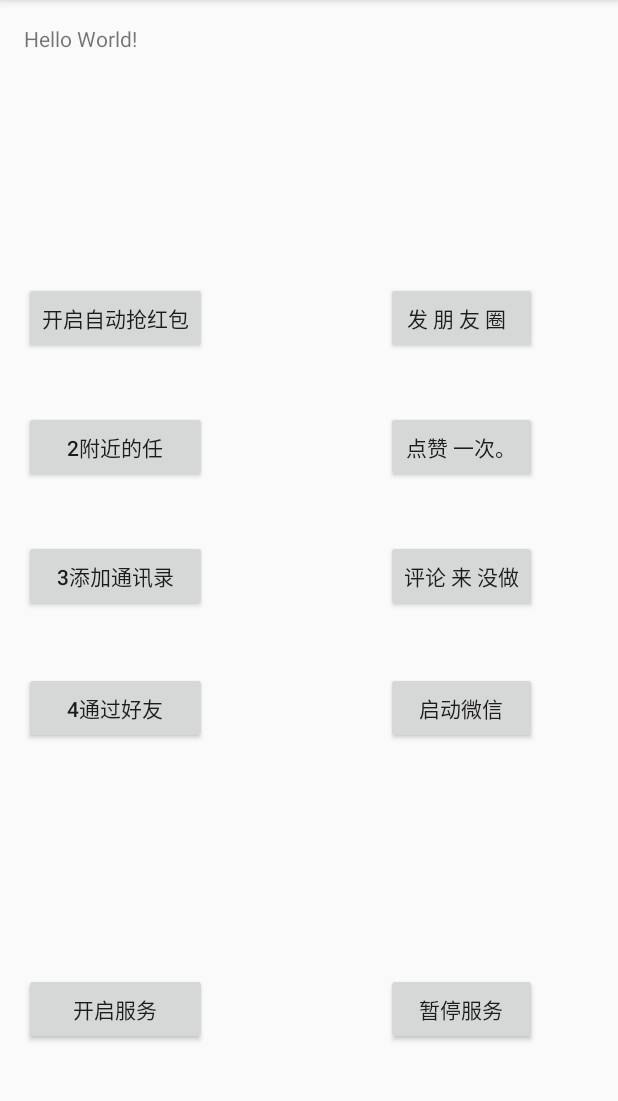
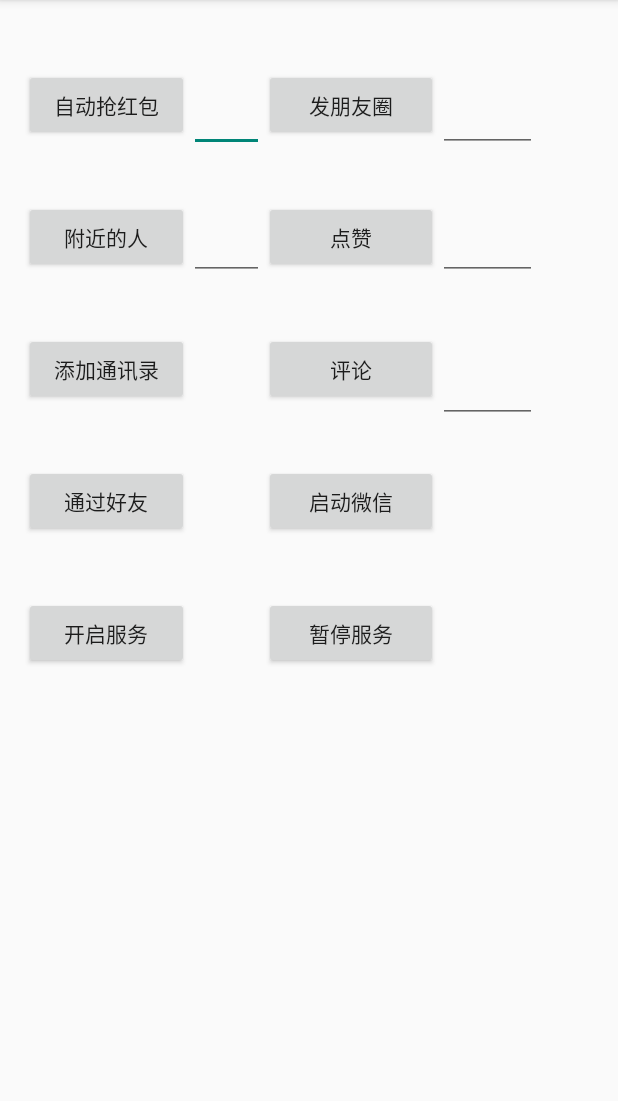
Before and after one commit to xia45399/weixin, an Android app: the screen it shows after launch (MainActivity), on a phone screen of 412 x 824 dp, the part 84-1185 px from its top. Run offline under Robolectric (Android 15) with nearby library versions, the phone set to English and light mode, and no system bars.

Commit message:
新的布局

```diff
--- a/app/src/main/java/com/example/xia/weixin/MainActivity.java
+++ b/app/src/main/java/com/example/xia/weixin/MainActivity.java
@@ -28,34 +28,34 @@ public class MainActivity extends ActionBarActivity {
         setTitle("微信自动化"+version);
         setContentView(R.layout.activity_main);
         this.context=this;
-        findViewById(R.id.service_button).setOnClickListener(new View.OnClickListener() {
+        findViewById(R.id.button9).setOnClickListener(new View.OnClickListener() {
             @Override
             public void onClick(View v) {
                 openService();
             }
         });
-        findViewById(R.id.button1).setOnClickListener(new View.OnClickListener() {
+        findViewById(R.id.button9).setOnClickListener(new View.OnClickListener() {
             @Override
             public void onClick(View v) {
                 //自动抢红包
              startService(1);
             }
         });
-        findViewById(R.id.button2).setOnClickListener(new View.OnClickListener() {
+        findViewById(R.id.button9).setOnClickListener(new View.OnClickListener() {
             @Override
             public void onClick(View v) {
                 //附近的人
                 startService(2);
             }
         });
-        findViewById(R.id.button3).setOnClickListener(new View.OnClickListener() {
+        findViewById(R.id.button9).setOnClickListener(new View.OnClickListener() {
             @Override
             public void onClick(View v) {
                 //通讯录
                 startService(3);
             }
         });
-        findViewById(R.id.button4).setOnClickListener(new View.OnClickListener() {
+        findViewById(R.id.button9).setOnClickListener(new View.OnClickListener() {
             @Override
             public void onClick(View v) {
                 //通过好友
@@ -91,7 +91,7 @@ public class MainActivity extends ActionBarActivity {
                 startMM();
             }
         });
-        findViewById(R.id.button0).setOnClickListener(new View.OnClickListener() {
+        findViewById(R.id.button9).setOnClickListener(new View.OnClickListener() {
             @Override
             public void onClick(View v) {
                 //暂停服务
@@ -132,7 +132,7 @@ public void myToast(String msg)
             startMM();
         }
         else {
-            myToast("开");
+            showOpenAccessibilityServiceDialog();
         }
 
     }
@@ -166,28 +166,12 @@ public void myToast(String msg)
         // automatically handle clicks on the Home/Up button, so long
         // as you specify a parent activity in AndroidManifest.xml.
         int id = item.getItemId();
-        myToast(id+"");
         //noinspection SimplifiableIfStatement
         if (id == R.id.action_settings) {
             myToast("触发设置："+ R.id.action_settings);
             return true;
         }
 
-        if(id==1)
-        {
-            myToast("触发设置");
-            Intent intent=new Intent(this,settingActivity.class);
-            context.startActivity(intent);
-        }
-
-        if(id==2)
-        { myToast("触发about");
-            Intent intent=new Intent(this,aboutMeActivity.class);
-            startActivity(intent);
-
-        }
-
-
         return super.onOptionsItemSelected(item);
     }
 
--- a/app/src/main/res/layout/activity_main.xml
+++ b/app/src/main/res/layout/activity_main.xml
@@ -9,131 +9,195 @@
     android:paddingTop="@dimen/activity_vertical_margin"
     tools:context="com.example.xia.weixin.MainActivity">
 
-    <TextView
-        android:layout_width="wrap_content"
-        android:layout_height="wrap_content"
-        android:text="Hello World!"
-        android:id="@+id/textView" />
+    <LinearLayout
+        android:orientation="horizontal"
+        android:layout_width="match_parent"
+        android:layout_height="match_parent"
+        android:id="@+id/linearLayout"
+        android:weightSum="1">
 
-    <Button
-        android:layout_width="wrap_content"
-        android:layout_height="wrap_content"
-        android:text="开启服务"
-        android:id="@+id/service_button"
-        android:layout_marginBottom="55dp"
-        android:layout_alignParentBottom="true"
-        android:layout_alignRight="@+id/button3"
-        android:layout_alignEnd="@+id/button3"
-        android:layout_alignParentLeft="true"
-        android:layout_alignParentStart="true" />
+        <LinearLayout
+            android:orientation="vertical"
+            android:layout_width="110dp"
+            android:layout_height="match_parent">
 
             <Button
                 style="?android:attr/buttonStyleSmall"
-        android:layout_width="wrap_content"
+                android:layout_width="110dp"
                 android:layout_height="wrap_content"
-        android:text="3添加通讯录"
-        android:id="@+id/button3"
-        android:layout_centerVertical="true"
-        android:layout_alignParentLeft="true"
-        android:layout_alignParentStart="true"
-        android:layout_alignRight="@+id/button2"
-        android:layout_alignEnd="@+id/button2" />
+                android:layout_marginTop="30dp"
+                android:text="自动抢红包"
+                android:id="@+id/da" />
 
             <Button
                 style="?android:attr/buttonStyleSmall"
-        android:layout_width="wrap_content"
+                android:layout_width="110dp"
                 android:layout_height="wrap_content"
-        android:text="暂停服务"
-        android:id="@+id/button0"
-        android:layout_alignTop="@+id/service_button"
-        android:layout_alignLeft="@+id/button7"
-        android:layout_alignStart="@+id/button7"
-        android:layout_alignRight="@+id/button8"
-        android:layout_alignEnd="@+id/button8"/>
+                android:layout_marginTop="40dp"
+                android:text="附近的人"
+                android:id="@+id/button9" />
 
             <Button
                 style="?android:attr/buttonStyleSmall"
-        android:layout_width="wrap_content"
+                android:layout_width="110dp"
                 android:layout_height="wrap_content"
-        android:text="开启自动抢红包"
-        android:id="@+id/button1"
-        android:layout_above="@+id/button2"
-        android:layout_alignParentLeft="true"
-        android:layout_alignParentStart="true"
-        android:layout_marginBottom="38dp" />
+                android:layout_marginTop="40dp"
+                android:text="添加通讯录"
+                android:id="@+id/button10" />
 
             <Button
                 style="?android:attr/buttonStyleSmall"
-        android:layout_width="wrap_content"
+                android:layout_width="110dp"
                 android:layout_height="wrap_content"
-        android:text="2附近的任"
-        android:id="@+id/button2"
-        android:layout_marginBottom="38dp"
-        android:layout_above="@+id/button3"
-        android:layout_alignParentLeft="true"
-        android:layout_alignParentStart="true"
-        android:layout_alignRight="@+id/button1"
-        android:layout_alignEnd="@+id/button1" />
+                android:layout_marginTop="40dp"
+                android:text="通过好友"
+                android:id="@+id/button11" />
 
             <Button
                 style="?android:attr/buttonStyleSmall"
-        android:layout_width="wrap_content"
+                android:layout_width="110dp"
                 android:layout_height="wrap_content"
-        android:text="发 朋 友 圈  "
-        android:id="@+id/button5"
-        android:layout_alignTop="@+id/button1"
-        android:layout_alignLeft="@+id/button6"
-        android:layout_alignStart="@+id/button6"
-        android:layout_alignRight="@+id/button6"
-        android:layout_alignEnd="@+id/button6"/>
+                android:layout_marginTop="40dp"
+                android:text="开启服务"
+                android:id="@+id/button12" />
+        </LinearLayout>
+
+        <LinearLayout
+            android:orientation="vertical"
+            android:layout_width="50dp"
+            android:layout_height="match_parent">
+
+            <EditText
+                android:layout_width="50dp"
+                android:layout_height="wrap_content"
+                android:layout_marginTop="40dp"
+                android:inputType="numberSigned"
+                android:ems="10"
+                android:id="@+id/editText5" />
+
+            <EditText
+                android:layout_width="50dp"
+                android:layout_height="wrap_content"
+                android:inputType="numberSigned"
+                android:layout_marginTop="40dp"
+                android:ems="10"
+                android:id="@+id/editText6" />
+
+            <EditText
+                android:layout_width="0dp"
+                android:layout_height="wrap_content"
+                android:inputType="numberSigned"
+                android:layout_marginTop="50dp"
+                android:ems="10"
+                android:id="@+id/editText7" />
+
+            <EditText
+                android:layout_width="0dp"
+                android:layout_height="wrap_content"
+                android:layout_marginTop="40dp"
+                android:inputType="numberSigned"
+                android:ems="10"
+                android:id="@+id/editText8" />
+
+            <EditText
+                android:layout_width="0dp"
+                android:layout_height="wrap_content"
+                android:inputType="numberSigned"
+                android:layout_marginTop="50dp"
+                android:ems="10"
+                android:id="@+id/editText9" />
+        </LinearLayout>
+
+        <LinearLayout
+            android:orientation="vertical"
+            android:layout_width="116dp"
+            android:layout_height="match_parent">
+            <Button
+                style="?android:attr/buttonStyleSmall"
+                android:layout_width="116dp"
+                android:layout_height="wrap_content"
+                android:layout_marginTop="30dp"
+                android:text="发朋友圈"
+                android:id="@+id/button5" />
 
             <Button
                 style="?android:attr/buttonStyleSmall"
-        android:layout_width="wrap_content"
+                android:layout_width="116dp"
                 android:layout_height="wrap_content"
-        android:text="点赞 一次。"
-        android:id="@+id/button6"
-        android:layout_alignTop="@+id/button2"
-        android:layout_alignLeft="@+id/button7"
-        android:layout_alignStart="@+id/button7"
-        android:layout_alignRight="@+id/button7"
-        android:layout_alignEnd="@+id/button7"/>
+                android:layout_marginTop="40dp"
+                android:text="点赞"
+                android:id="@+id/button6" />
 
             <Button
                 style="?android:attr/buttonStyleSmall"
-        android:layout_width="wrap_content"
+                android:layout_width="116dp"
                 android:layout_height="wrap_content"
-        android:text="评论 来 没做"
-        android:id="@+id/button7"
-        android:layout_centerVertical="true"
-        android:layout_alignParentRight="true"
-        android:layout_alignParentEnd="true"
-        android:layout_marginRight="38dp"
-        android:layout_marginEnd="38dp"/>
+                android:layout_marginTop="40dp"
+                android:text="评论"
+                android:id="@+id/button7" />
 
             <Button
                 style="?android:attr/buttonStyleSmall"
-        android:layout_width="wrap_content"
+                android:layout_width="116dp"
                 android:layout_height="wrap_content"
-        android:text="4通过好友"
-        android:id="@+id/button4"
-        android:layout_alignTop="@+id/button8"
-        android:layout_alignParentLeft="true"
-        android:layout_alignParentStart="true"
-        android:layout_alignRight="@+id/button3"
-        android:layout_alignEnd="@+id/button3" />
+                android:layout_marginTop="40dp"
+                android:text="启动微信"
+                android:id="@+id/button8" />
 
             <Button
                 style="?android:attr/buttonStyleSmall"
-        android:layout_width="wrap_content"
+                android:layout_width="116dp"
                 android:layout_height="wrap_content"
-        android:text="启动微信"
-        android:id="@+id/button8"
-        android:layout_below="@+id/button7"
                 android:layout_marginTop="40dp"
-        android:layout_alignLeft="@+id/button7"
-        android:layout_alignStart="@+id/button7"
-        android:layout_alignRight="@+id/button7"
-        android:layout_alignEnd="@+id/button7"/>
+                android:text="暂停服务"
+                android:id="@+id/button12sa" />
+        </LinearLayout>
+
+        <LinearLayout
+            android:orientation="vertical"
+            android:layout_width="66dp"
+            android:layout_height="match_parent">
+            <EditText
+                android:layout_width="66dp"
+                android:layout_height="wrap_content"
+                android:layout_marginTop="40dp"
+                android:inputType="numberSigned"
+                android:ems="10"
+                android:id="@+id/editText51" />
+
+            <EditText
+                android:layout_width="66dp"
+                android:layout_height="wrap_content"
+                android:inputType="numberSigned"
+                android:layout_marginTop="40dp"
+                android:ems="10"
+                android:id="@+id/editText61" />
+
+            <EditText
+                android:layout_width="66dp"
+                android:layout_height="wrap_content"
+                android:inputType="numberSigned"
+                android:layout_marginTop="50dp"
+                android:ems="10"
+                android:id="@+id/editText71" />
+
+            <EditText
+                android:layout_width="0dp"
+                android:layout_height="wrap_content"
+                android:layout_marginTop="40dp"
+                android:inputType="numberSigned"
+                android:ems="10"
+                android:id="@+id/editText81" />
+
+            <EditText
+                android:layout_width="0dp"
+                android:layout_height="wrap_content"
+                android:inputType="numberSigned"
+                android:layout_marginTop="50dp"
+                android:ems="10"
+                android:id="@+id/editText91" />
+        </LinearLayout>
+
+    </LinearLayout>
 
 </RelativeLayout>
```
Also changed, not shown: app/src/main/AndroidManifest.xml (+0 -10 lines), app/src/main/java/com/example/xia/weixin/AboutMeActivity.java (deleted, +0 -18 lines), app/src/main/java/com/example/xia/weixin/Weixin.java (+131 -167 lines), app/src/main/java/com/example/xia/weixin/settingActivity.java (deleted, +0 -17 lines), app/src/main/res/layout/activity_about.xml (deleted, +0 -22 lines), app/src/main/res/layout/activity_setting.xml (deleted, +0 -22 lines). Lines whose indentation alone changed are shown as unchanged.
